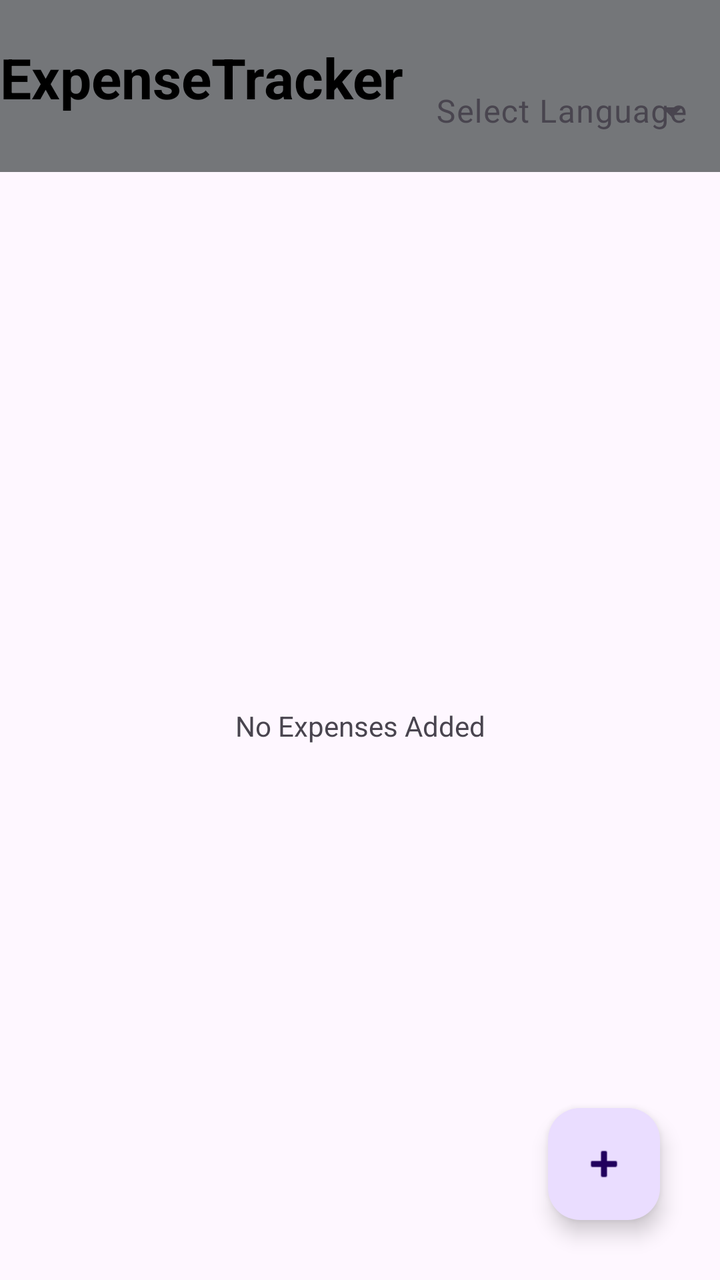
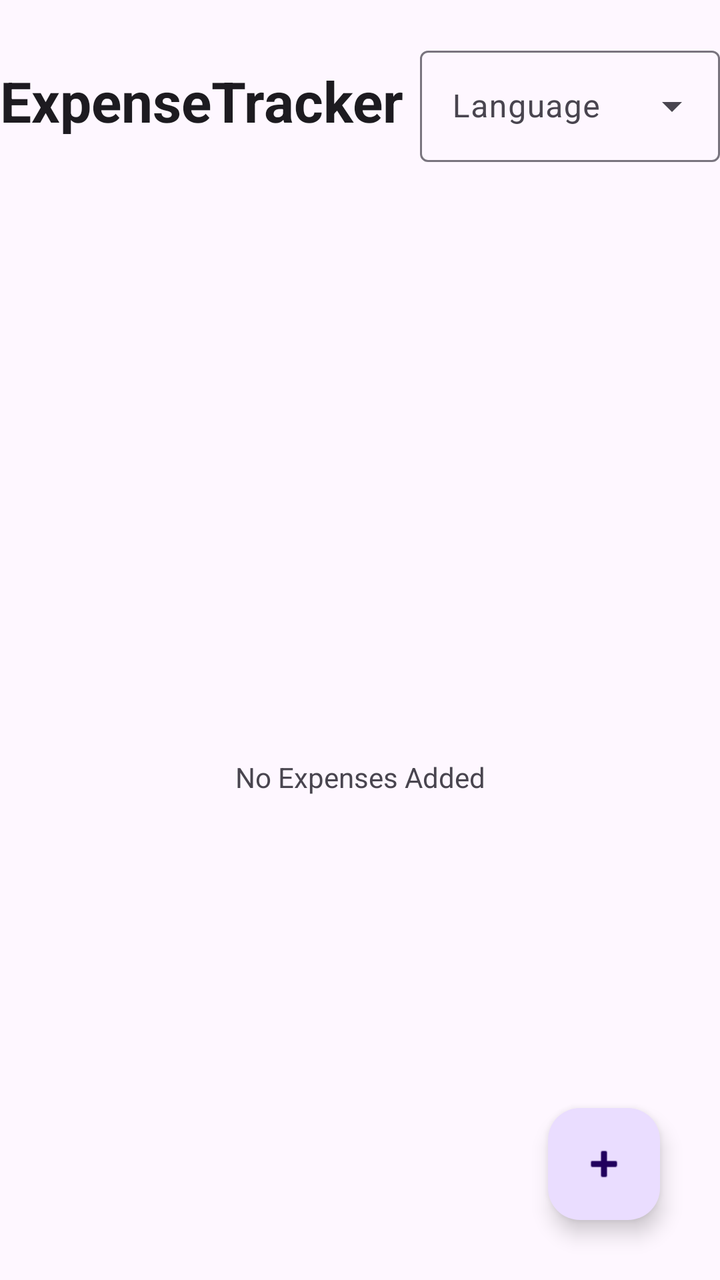

The first picture is an Android layout as it rendered before a commit; the second is the same layout after the commit. The layout source and the unified diff follow.
<!-- AndroidManifest.xml: application theme Theme.ExpenseTracker -->
<!-- res/layout/fragment_expense_list.xml -->
<?xml version="1.0" encoding="utf-8"?>
<LinearLayout xmlns:android="http://schemas.android.com/apk/res/android"
    xmlns:tools="http://schemas.android.com/tools"
    android:layout_width="match_parent"
    android:layout_height="match_parent"
    android:orientation="vertical">
    <LinearLayout
        android:id="@+id/toolbar"
        android:layout_width="match_parent"
        android:layout_height="wrap_content"
        android:orientation="horizontal"
        android:paddingTop="20dp"
        android:background="@color/material_dynamic_neutral50">

        <TextView
            android:id="@+id/titleText"
            android:layout_width="wrap_content"
            android:layout_height="match_parent"
            android:text="@string/app_name"
            android:textColor="#000000"
            android:textSize="28sp"
            android:textStyle="bold"
            android:background="@color/material_dynamic_neutral50"/>

        <com.google.android.material.textfield.TextInputLayout
            style="@style/Widget.Material3.TextInputLayout.OutlinedBox.ExposedDropdownMenu"
            android:layout_width="match_parent"
            android:layout_height="66dp"
            android:hint="Select Language"
            android:background="@color/material_dynamic_neutral50">

            <AutoCompleteTextView
                android:id="@+id/languageDropdown"
                android:layout_width="match_parent"
                android:layout_height="match_parent"
                android:inputType="none"
                android:background="@color/material_dynamic_neutral50"/>

        </com.google.android.material.textfield.TextInputLayout>

    </LinearLayout>
    <FrameLayout
        android:layout_width="match_parent"
        android:layout_height="match_parent">
        <androidx.recyclerview.widget.RecyclerView
            android:id="@+id/expenseRecyclerView"
            android:layout_width="match_parent"
            android:layout_height="match_parent"
            android:paddingEnd="5dp"
            android:clipToPadding="false"
            android:paddingBottom="85dp"
            tools:ignore="RtlSymmetry" />

        <TextView
            android:id="@android:id/empty"
            android:layout_width="match_parent"
            android:layout_height="match_parent"
            android:gravity="center"
            android:text="@string/no_data_available" />

        <com.google.android.material.floatingactionbutton.FloatingActionButton
            android:id="@+id/addExpenseFab"
            android:layout_width="wrap_content"
            android:layout_height="wrap_content"
            android:layout_gravity="bottom|end"
            android:layout_margin="30dp"
            android:src="@android:drawable/ic_input_add"
            android:contentDescription="@string/add_expense" />
    </FrameLayout>
</LinearLayout>
<!-- resources referenced by this layout -->
<resources>
  <string name="add_expense">Add expense</string>
  <string name="app_name">ExpenseTracker</string>
  <string name="no_data_available">No Expenses Added</string>
  <style name="Theme.ExpenseTracker" parent="Theme.Material3.DayNight.NoActionBar" />
</resources>

<!-- the commit's change to res/layout/fragment_expense_list.xml (unified diff, before → after) -->
@@ -8,35 +8,46 @@
         android:id="@+id/toolbar"
         android:layout_width="match_parent"
         android:layout_height="wrap_content"
-        android:orientation="horizontal"
-        android:paddingTop="20dp"
-        android:background="@color/material_dynamic_neutral50">
+        android:orientation="vertical"
+        android:paddingTop="20dp">
 
-        <TextView
-            android:id="@+id/titleText"
+        <LinearLayout
+            android:layout_width="match_parent"
+            android:layout_height="wrap_content"
+            android:orientation="horizontal"
+            android:gravity="center_vertical">
+
+            <TextView
+                android:id="@+id/titleText"
+                android:layout_width="0dp"
+                android:layout_height="wrap_content"
+                android:layout_weight="1"
+                android:text="@string/app_name"
+                android:textColor="?attr/colorOnSurface"
+                android:textSize="28sp"
+                android:textStyle="bold"/>
+
+            <com.google.android.material.textfield.TextInputLayout
+                style="@style/Widget.Material3.TextInputLayout.OutlinedBox.ExposedDropdownMenu"
+                android:layout_width="150dp"
+                android:layout_height="wrap_content"
+                android:hint="Language">
+
+                <AutoCompleteTextView
+                    android:id="@+id/languageDropdown"
+                    android:layout_width="match_parent"
+                    android:layout_height="wrap_content"
+                    android:inputType="none"/>
+
+            </com.google.android.material.textfield.TextInputLayout>
+        </LinearLayout>
+
+        <Button
+            android:id="@+id/themeToggleButton"
+            style="@style/Widget.Material3.Button.TextButton.Icon"
             android:layout_width="wrap_content"
-            android:layout_height="match_parent"
-            android:text="@string/app_name"
-            android:textColor="#000000"
-            android:textSize="28sp"
-            android:textStyle="bold"
-            android:background="@color/material_dynamic_neutral50"/>
-
-        <com.google.android.material.textfield.TextInputLayout
-            style="@style/Widget.Material3.TextInputLayout.OutlinedBox.ExposedDropdownMenu"
-            android:layout_width="match_parent"
-            android:layout_height="66dp"
-            android:hint="Select Language"
-            android:background="@color/material_dynamic_neutral50">
-
-            <AutoCompleteTextView
-                android:id="@+id/languageDropdown"
-                android:layout_width="match_parent"
-                android:layout_height="match_parent"
-                android:inputType="none"
-                android:background="@color/material_dynamic_neutral50"/>
-
-        </com.google.android.material.textfield.TextInputLayout>
+            android:layout_height="wrap_content"
+            android:layout_marginTop="8dp"/>
 
     </LinearLayout>
     <FrameLayout
